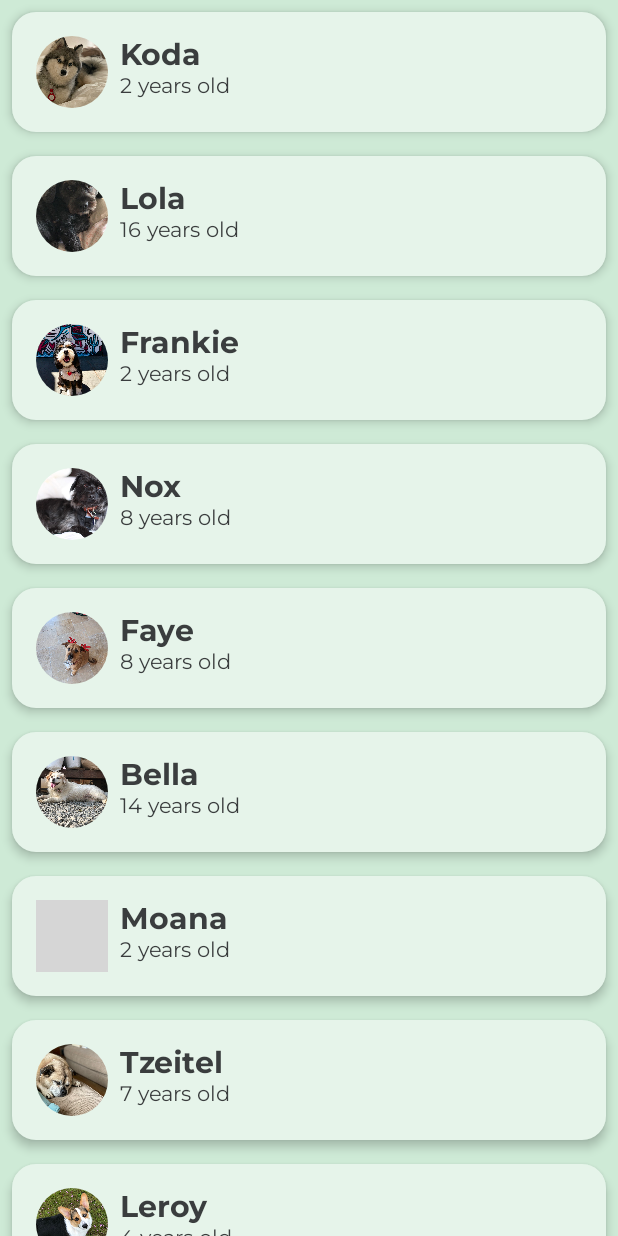
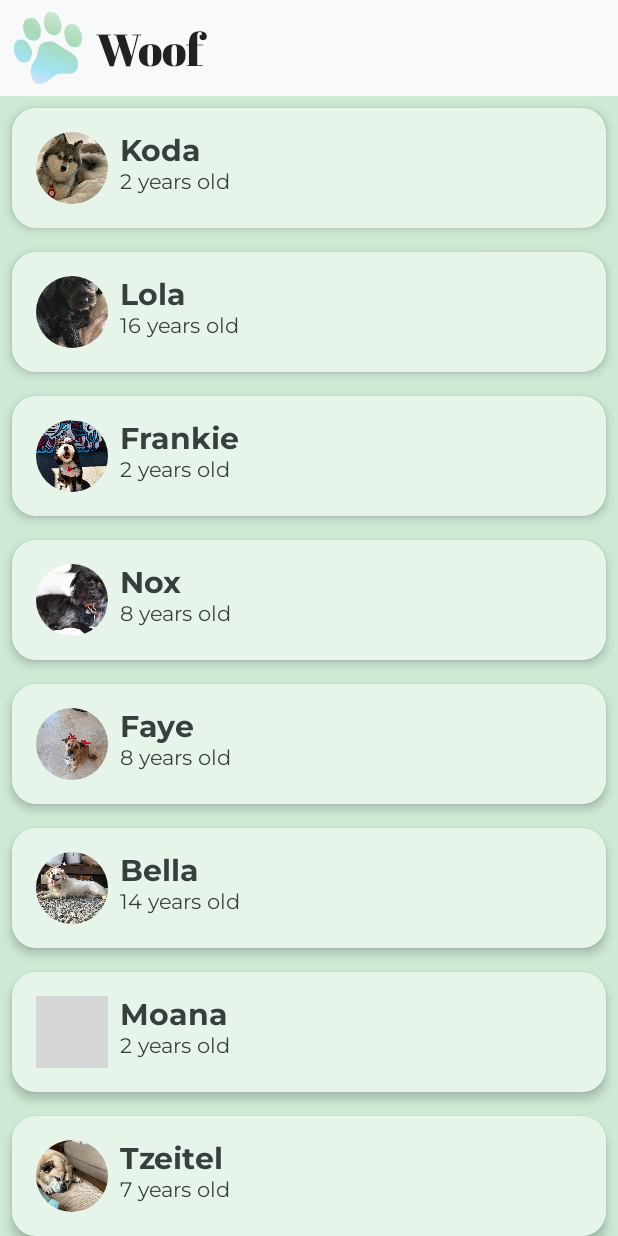
Before and after one commit to mspath/woof_composed, an Android app built with Jetpack Compose: the screen it shows after launch (MainActivity), on a phone screen of 412 x 824 dp. Run offline under Robolectric (Android 15) with nearby library versions, the phone set to English and light mode, and no system bars; grey boxes are pictures that could not be loaded.

Commit message:
add topbar

```diff
--- a/app/src/main/java/com/example/woof/MainActivity.kt
+++ b/app/src/main/java/com/example/woof/MainActivity.kt
@@ -32,8 +32,10 @@ import androidx.compose.foundation.lazy.items
 import androidx.compose.foundation.shape.RoundedCornerShape
 import androidx.compose.material.Card
 import androidx.compose.material.MaterialTheme
+import androidx.compose.material.Scaffold
 import androidx.compose.material.Text
 import androidx.compose.runtime.Composable
+import androidx.compose.ui.Alignment
 import androidx.compose.ui.Modifier
 import androidx.compose.ui.draw.clip
 import androidx.compose.ui.layout.ContentScale
@@ -56,17 +58,41 @@ class MainActivity : ComponentActivity() {
     }
 }
 
+@Composable
+fun WoofTopAppBar(modifier: Modifier = Modifier) {
+    Row(
+        modifier = modifier
+            .fillMaxWidth()
+            .background(color = MaterialTheme.colors.primary),
+        verticalAlignment = Alignment.CenterVertically
+    ) {
+        Image(
+            modifier = Modifier
+                .size(64.dp)
+                .padding(8.dp),
+            painter = painterResource(R.drawable.ic_woof_logo),
+            contentDescription = null
+        )
+        Text(
+            text = stringResource(R.string.app_name),
+            style = MaterialTheme.typography.h1
+        )
+    }
+}
+
 /**
  * Composable that displays an app bar and a list of dogs.
  */
 @Composable
 fun WoofApp() {
-    LazyColumn(modifier =
-    Modifier.background(MaterialTheme.colors.background)) {
-        items(dogs) {
-            DogItem(dog = it)
+        LazyColumn(modifier = Modifier.background(MaterialTheme.colors.background)) {
+            item {
+                WoofTopAppBar()
+            }
+            items(dogs) {
+                DogItem(dog = it)
+            }
         }
-    }
 }
 
 /**
```
